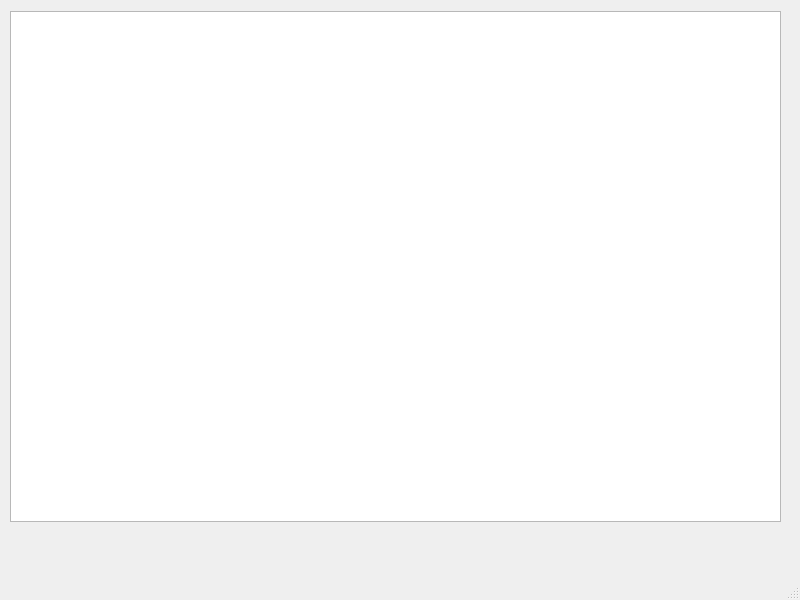
Above: Formatif7_enonce/exercice1/view/ui/tasksView.ui from irisDelorme-ecole/session_3_misc before the change. Below: the same form after it.
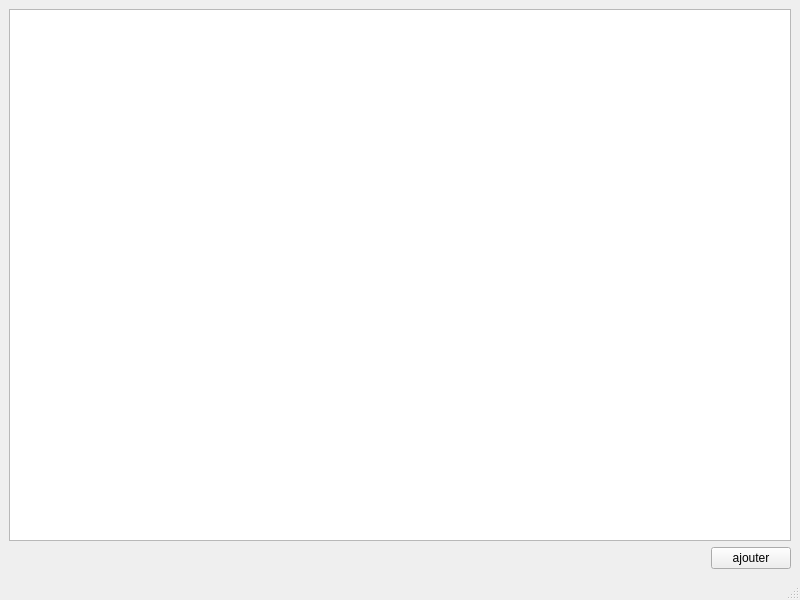
That is the form after the change.

Commit message: bulshit waste of time class

Patch:
```diff
--- a/Formatif7_enonce/exercice1/view/ui/tasksView.ui
+++ b/Formatif7_enonce/exercice1/view/ui/tasksView.ui
@@ -14,16 +14,31 @@
    <string>MainWindow</string>
   </property>
   <widget class="QWidget" name="centralwidget">
-   <widget class="QListView" name="tasksListView">
-    <property name="geometry">
-     <rect>
-      <x>10</x>
-      <y>11</y>
-      <width>771</width>
-      <height>511</height>
-     </rect>
-    </property>
-   </widget>
+   <layout class="QGridLayout" name="gridLayout">
+    <item row="1" column="1">
+     <widget class="QPushButton" name="ajouterPushButton">
+      <property name="text">
+       <string>ajouter</string>
+      </property>
+     </widget>
+    </item>
+    <item row="1" column="0">
+     <spacer name="horizontalSpacer">
+      <property name="orientation">
+       <enum>Qt::Horizontal</enum>
+      </property>
+      <property name="sizeHint" stdset="0">
+       <size>
+        <width>40</width>
+        <height>20</height>
+       </size>
+      </property>
+     </spacer>
+    </item>
+    <item row="0" column="0" colspan="2">
+     <widget class="QListView" name="tasksListView"/>
+    </item>
+   </layout>
   </widget>
   <widget class="QMenuBar" name="menubar">
    <property name="geometry">
```
Left out of the diff: 2 changed lines with no effect on the pictures. The commit also changes 24 other files.
